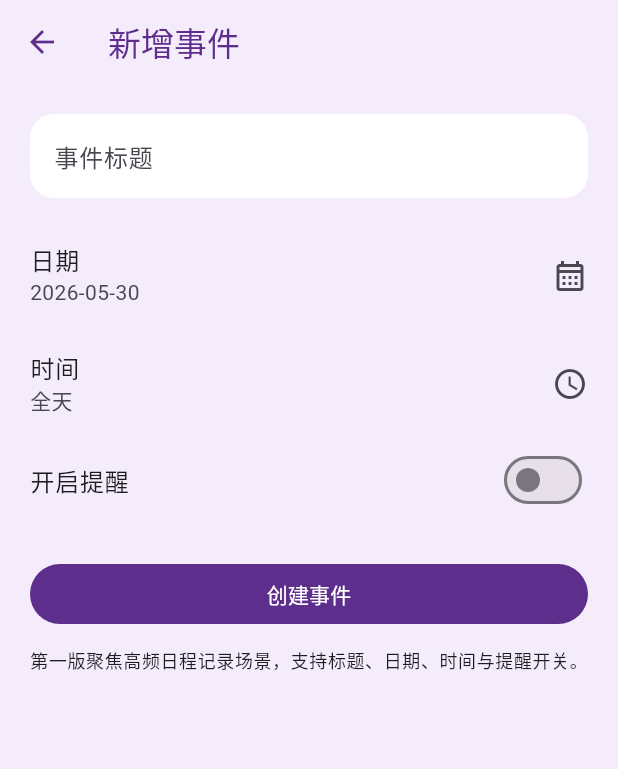
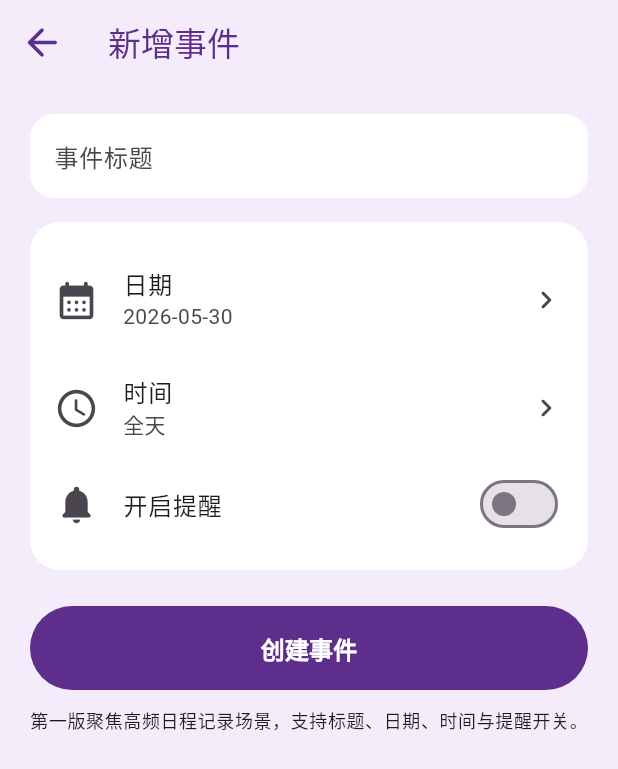
Before and after one commit to Shepherdzzx/Manba-Calendar, a Flutter app: the EventEditorScreen screen opened directly, on a phone screen of 412 x 824 dp. Shown: the top 769 px of the screen. Run offline on Flutter 3.47's test engine with Material 3 defaults, Android fonts, the phone set to English and light mode, and no system bars; our stand-ins replace shared_preferences, table_calendar; accounts and stored records are empty.

Commit message:
style: polish event editor form layout and icon sizing

```diff
--- a/lib/screens/event_editor_screen.dart
+++ b/lib/screens/event_editor_screen.dart
@@ -47,7 +47,13 @@ class _EventEditorScreenState extends State<EventEditorScreen> {
     final editing = widget.initialEvent != null;
 
     return Scaffold(
-      appBar: AppBar(title: Text(editing ? '编辑事件' : '新增事件')),
+      appBar: AppBar(
+        leading: IconButton(
+          icon: const Icon(Icons.arrow_back_rounded, size: 30),
+          onPressed: () => Navigator.of(context).pop(),
+        ),
+        title: Text(editing ? '编辑事件' : '新增事件'),
+      ),
       body: Form(
         key: _formKey,
         child: ListView(
@@ -64,32 +70,48 @@ class _EventEditorScreenState extends State<EventEditorScreen> {
               },
             ),
             const SizedBox(height: 16),
+            Card(
+              child: Padding(
+                padding: const EdgeInsets.all(16),
+                child: Column(
+                  children: [
                     ListTile(
                       contentPadding: EdgeInsets.zero,
+                      leading: const Icon(Icons.calendar_month_rounded, size: 30),
                       title: const Text('日期'),
                       subtitle: Text(
                         '${_selectedDate.year}-${_selectedDate.month.toString().padLeft(2, '0')}-${_selectedDate.day.toString().padLeft(2, '0')}',
                       ),
-              trailing: const Icon(Icons.calendar_month_outlined),
+                      trailing: const Icon(Icons.chevron_right_rounded),
                       onTap: _pickDate,
                     ),
                     ListTile(
                       contentPadding: EdgeInsets.zero,
+                      leading: const Icon(Icons.schedule_rounded, size: 30),
                       title: const Text('时间'),
                       subtitle: Text(
                         _selectedTime == null ? '全天' : _selectedTime!.format(context),
                       ),
-              trailing: const Icon(Icons.schedule_outlined),
+                      trailing: const Icon(Icons.chevron_right_rounded),
                       onTap: _pickTime,
                     ),
                     SwitchListTile(
                       contentPadding: EdgeInsets.zero,
+                      secondary: const Icon(Icons.notifications_rounded, size: 30),
                       value: _needReminder,
                       onChanged: (value) => setState(() => _needReminder = value),
                       title: const Text('开启提醒'),
                     ),
+                  ],
+                ),
+              ),
+            ),
             const SizedBox(height: 24),
             FilledButton(
+              style: FilledButton.styleFrom(
+                minimumSize: const Size.fromHeight(56),
+                padding: const EdgeInsets.symmetric(vertical: 16),
+              ),
               onPressed: () {
                 if (!_formKey.currentState!.validate()) {
                   return;
@@ -110,7 +132,13 @@ class _EventEditorScreenState extends State<EventEditorScreen> {
                   ),
                 );
               },
-              child: Text(editing ? '保存修改' : '创建事件'),
+              child: Text(
+                editing ? '保存修改' : '创建事件',
+                style: theme.textTheme.titleMedium?.copyWith(
+                  fontWeight: FontWeight.w600,
+                  color: Colors.white,
+                ),
+              ),
             ),
             const SizedBox(height: 12),
             Text(
```
Lines whose indentation alone changed are shown as unchanged.
